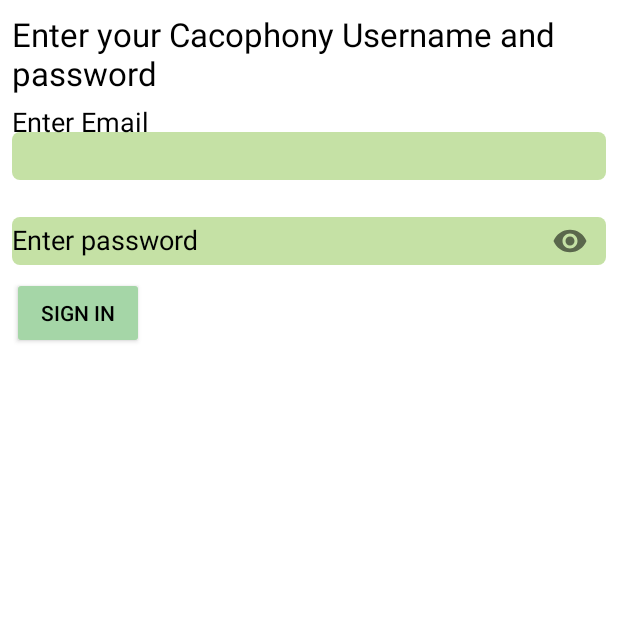
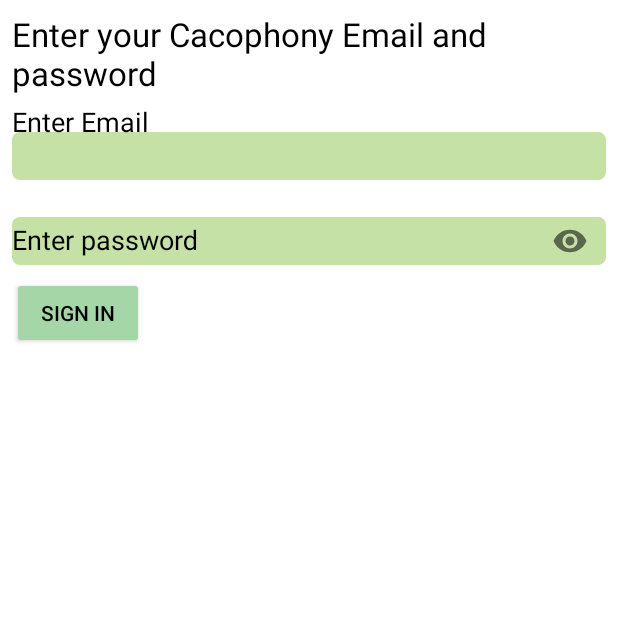
Before and after one commit to TheCacophonyProject/bird-monitor, an Android app: the fragment SignInFragment shown on its own in the app's theme, on a phone screen of 412 x 824 dp, the top half of it. Run offline under Robolectric (Android 15) with nearby library versions, the phone set to English and light mode, and no system bars.

Commit message:
fix(sign-in): change to email, update version 1.10.5

```diff
--- a/app/build.gradle
+++ b/app/build.gradle
@@ -8,7 +8,7 @@ apply plugin: 'com.google.firebase.crashlytics'
 ext.minimumSdkVersion = 19
 ext.versionMajor = 1
 ext.versionMinor = 10
-ext.versionPatch = 4
+ext.versionPatch = 5
 ext.versionClassifier = null
 ext.isSnapshot = false
 
--- a/app/src/main/java/nz/org/cacophony/birdmonitor/views/CreateAccountFragment.java
+++ b/app/src/main/java/nz/org/cacophony/birdmonitor/views/CreateAccountFragment.java
@@ -199,7 +199,7 @@ public class CreateAccountFragment extends Fragment {
 
                     Util.signOutUser(getActivity().getApplicationContext());
                     prefs.setUsername(etUsername.getText().toString());
-                    prefs.setUserNameOrEmailAddress(etUsername.getText().toString());
+                    prefs.setUserNameOrEmailAddress(etEmail.getText().toString());
 
                     tvTitle.setVisibility(View.GONE);
 
--- a/app/src/main/java/nz/org/cacophony/birdmonitor/views/SignInFragment.java
+++ b/app/src/main/java/nz/org/cacophony/birdmonitor/views/SignInFragment.java
@@ -138,7 +138,7 @@ public class SignInFragment extends Fragment {
             btnSignOutUser.setEnabled(true);
             btnSignOutUser.requestFocus();
         } else {
-            tvTitleMessage.setText("Enter your Cacophony Username and password");
+            tvTitleMessage.setText("Enter your Cacophony Email and password");
             tilUserNameOrPassword.setVisibility(View.VISIBLE);
             tilPassword.setVisibility(View.VISIBLE);
 
```
